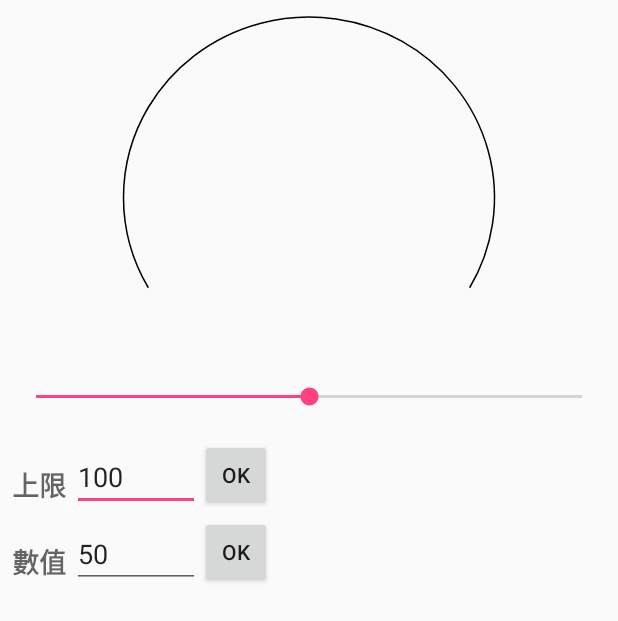
After one commit to CAHsieh/ViewPractice, an Android app: the layout fragment_dashboard.xml on its own in the app's theme, with its tools: preview values and no code run, on a phone screen of 412 x 824 dp. The commit adds this screen. Shown: the top 621 px of the screen. Run offline under Robolectric (Android 15) with nearby library versions, the phone set to English and light mode, and no system bars.

Commit message:
add dashboard view

```diff
--- a/app/src/main/java/pet/ca/viewpractice/MainActivity.kt
+++ b/app/src/main/java/pet/ca/viewpractice/MainActivity.kt
@@ -21,8 +21,8 @@ class MainActivity : AppCompatActivity() {
 
     class PagerAdapter(manager: FragmentManager) : FragmentPagerAdapter(manager) {
 
-        val titles: Array<String> = arrayOf("Clock")
-        val resIds: Array<Int> = arrayOf(R.layout.view_traditional_clock)
+        val titles: Array<String> = arrayOf("Clock","Dashboard")
+        val resIds: Array<Int> = arrayOf(R.layout.view_traditional_clock, R.layout.fragment_dashboard)
 
         override fun getItem(position: Int): Fragment {
             return PageFragment.newInstance(resIds[position])
--- /dev/null
+++ b/app/src/main/java/pet/ca/viewpractice/customView/DashboardView.kt
@@ -0,0 +1,135 @@
+package pet.ca.viewpractice.customView
+
+/*
+  儀表板View
+
+  1.有一個弧形的線條 done.
+  2.弧型線條顏色控制(attr)
+  3.弧形內顯示數值or百分比 (attr控制顯示哪個)
+  4.設定max值 done.
+  5.設定Current值 done.
+  6.setCurrent及smoothToCurrent done.
+  7.smooth要有加速及反彈效果
+
+ */
+
+import android.animation.ObjectAnimator
+import android.content.Context
+import android.graphics.Canvas
+import android.graphics.Color
+import android.graphics.Paint
+import android.graphics.RectF
+import android.util.AttributeSet
+import android.view.View
+import android.view.animation.AccelerateDecelerateInterpolator
+import pet.ca.viewpractice.Utils
+
+
+class DashboardView : View {
+
+
+    private val rect: RectF = RectF()
+    private val paint: Paint = Paint()
+
+    private var rate: Float = 0f
+    private var upperLimit: Int = 100
+    private var current: Int = 0
+
+    constructor(context: Context?) : super(context)
+    constructor(context: Context?, attrs: AttributeSet?) : super(context, attrs)
+    constructor(context: Context?, attrs: AttributeSet?, defStyleAttr: Int) : super(context, attrs, defStyleAttr)
+
+    public fun setMax(upperLimit: Int) {
+        this.upperLimit = upperLimit
+        if (current > upperLimit) {
+            current = upperLimit
+        }
+
+        rate = (current.toFloat() / upperLimit)
+        invalidate()
+    }
+
+    public fun setUpperLimit(upperLimit: Int) {
+        setMax(upperLimit)
+    }
+
+    public fun smoothSetMax(upperLimit: Int) {
+        val animator: ObjectAnimator = ObjectAnimator.ofInt(this, "upperLimit", this.upperLimit, upperLimit)
+        animator.interpolator = AccelerateDecelerateInterpolator()
+        animator.duration = 500
+        animator.start()
+    }
+
+    public fun setCurrent(current: Int): Int {
+        this.current = current
+        if (current > upperLimit) {
+            this.current = upperLimit
+        }
+
+        rate = (current.toFloat() / upperLimit)
+        invalidate()
+        return this.current
+    }
+
+    public fun smoothToCurrent(current: Int): Int {
+        val to: Int = if (current > upperLimit) upperLimit else current
+        val animator: ObjectAnimator = ObjectAnimator.ofInt(this, "current", this.current, to)
+        animator.interpolator = AccelerateDecelerateInterpolator()
+        animator.duration = 500
+        animator.start()
+
+        return to
+    }
+
+    override fun onMeasure(widthMeasureSpec: Int, heightMeasureSpec: Int) {
+
+        var baseWidth = Utils.dpToPixels(200f).toInt()
+        var baseHeight = Utils.dpToPixels(200f).toInt()
+
+        baseWidth = resolveSize(baseWidth, widthMeasureSpec)
+        baseHeight = resolveSize(baseHeight, heightMeasureSpec)
+
+        setMeasuredDimension(baseWidth, baseHeight)
+        baseWidth = measuredWidth
+        baseHeight = measuredHeight
+
+
+        val offset: Float = Math.abs((baseHeight - baseWidth) / 2f)
+
+        when {
+            baseHeight > baseWidth -> {
+                //比較長， rect top,bottom要調
+                rect.set(5f, offset, baseWidth.toFloat() - 5, offset + baseWidth)
+            }
+            baseHeight < baseWidth -> {
+                //比較寬，rect left,right要調
+                rect.set(offset, 5f, offset + baseHeight, baseHeight.toFloat() - 5)
+            }
+            else -> //正方形，rect長寬不用調
+                rect.set(5f, 5f, baseWidth.toFloat() - 5, baseHeight.toFloat() - 5)
+        }
+    }
+
+    override fun onDraw(canvas: Canvas?) {
+        super.onDraw(canvas)
+
+        //先畫dashboard基準線
+        canvas?.save()
+        paint.color = Color.BLACK
+        paint.strokeWidth = Utils.dpToPixels(1f)
+        paint.style = Paint.Style.STROKE
+        canvas?.drawArc(rect, 30f, -240f, false, paint)
+        canvas?.restore()
+
+        //根據目前的rate畫線條
+
+        canvas?.save()
+        paint.color = Color.RED
+        paint.strokeWidth = Utils.dpToPixels(5f)
+        paint.style = Paint.Style.STROKE
+        val sweep: Float = -240f * rate
+        val start: Float = 30f - 240f * (1 - rate)
+        canvas?.drawArc(rect, start, sweep, false, paint)
+        canvas?.restore()
+    }
+}
--- /dev/null
+++ b/app/src/main/res/layout/fragment_dashboard.xml
@@ -0,0 +1,95 @@
+<?xml version="1.0" encoding="utf-8"?>
+<android.support.constraint.ConstraintLayout xmlns:android="http://schemas.android.com/apk/res/android"
+    xmlns:app="http://schemas.android.com/apk/res-auto"
+    android:layout_width="match_parent"
+    android:layout_height="match_parent">
+
+
+    <pet.ca.viewpractice.customView.DashboardView
+        android:id="@+id/dashboard"
+        android:layout_width="0dp"
+        android:layout_height="0dp"
+        android:layout_margin="8dp"
+        app:layout_constraintEnd_toEndOf="parent"
+        app:layout_constraintHeight_percent="0.3"
+        app:layout_constraintStart_toStartOf="parent"
+        app:layout_constraintTop_toTopOf="parent" />
+
+    <SeekBar
+        android:id="@+id/seek"
+        android:layout_width="0dp"
+        android:layout_height="wrap_content"
+        android:max="100"
+        android:progress="50"
+        app:layout_constraintEnd_toEndOf="@id/dashboard"
+        app:layout_constraintStart_toStartOf="@id/dashboard"
+        app:layout_constraintTop_toBottomOf="@id/dashboard" />
+
+    <TextView
+        android:id="@+id/text"
+        android:layout_width="wrap_content"
+        android:layout_height="wrap_content"
+        android:layout_marginStart="4dp"
+        android:layout_marginTop="32dp"
+        android:padding="4dp"
+        android:text="上限"
+        android:textAppearance="@style/Base.TextAppearance.AppCompat.Medium"
+        android:textStyle="bold"
+        app:layout_constraintStart_toStartOf="parent"
+        app:layout_constraintTop_toBottomOf="@id/seek" />
+
+    <EditText
+        android:id="@+id/upperLimit"
+        android:layout_width="wrap_content"
+        android:layout_height="wrap_content"
+        android:ems="4"
+        android:inputType="number"
+        android:maxLines="1"
+        android:text="100"
+        app:layout_constraintBottom_toBottomOf="@id/text"
+        app:layout_constraintStart_toEndOf="@id/text" />
+
+    <Button
+        android:id="@+id/limitSetter"
+        style="@style/Widget.AppCompat.Button.Small"
+        android:layout_width="wrap_content"
+        android:layout_height="wrap_content"
+        android:text="@android:string/ok"
+        app:layout_constraintBottom_toBottomOf="@id/text"
+        app:layout_constraintStart_toEndOf="@id/upperLimit" />
+
+
+    <TextView
+        android:id="@+id/text2"
+        android:layout_width="wrap_content"
+        android:layout_height="wrap_content"
+        android:layout_marginStart="4dp"
+        android:layout_marginTop="16dp"
+        android:padding="4dp"
+        android:text="數值"
+        android:textAppearance="@style/Base.TextAppearance.AppCompat.Medium"
+        android:textStyle="bold"
+        app:layout_constraintStart_toStartOf="parent"
+        app:layout_constraintTop_toBottomOf="@id/text" />
+
+    <EditText
+        android:id="@+id/value"
+        android:layout_width="wrap_content"
+        android:layout_height="wrap_content"
+        android:ems="4"
+        android:inputType="number"
+        android:maxLines="1"
+        android:text="50"
+        app:layout_constraintBottom_toBottomOf="@id/text2"
+        app:layout_constraintStart_toEndOf="@id/text2" />
+
+    <Button
+        android:id="@+id/valueSetter"
+        style="@style/Widget.AppCompat.Button.Small"
+        android:layout_width="wrap_content"
+        android:layout_height="wrap_content"
+        android:text="@android:string/ok"
+        app:layout_constraintBottom_toBottomOf="@id/text2"
+        app:layout_constraintStart_toEndOf="@id/value" />
+
+</android.support.constraint.ConstraintLayout>
```
Also changed, not shown: app/src/main/java/pet/ca/viewpractice/PageFragment.kt (+37 -1 lines).
